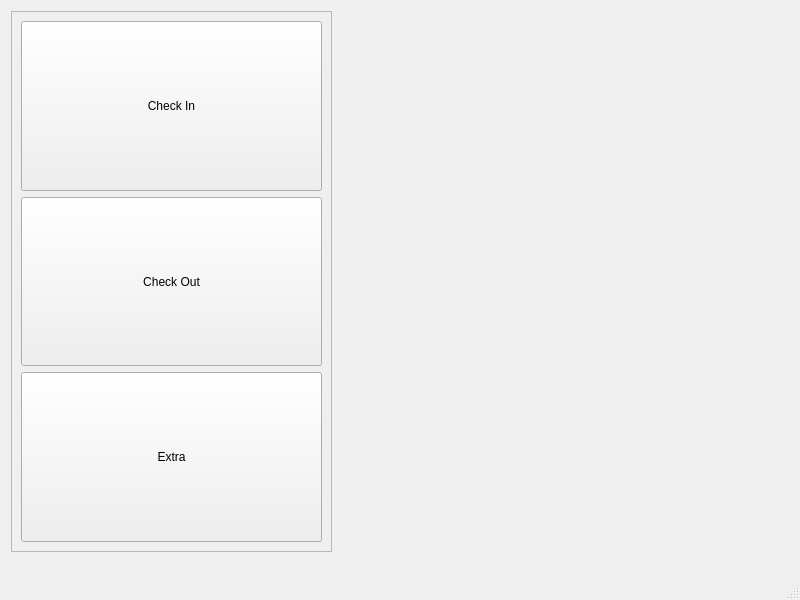
Before: the Qt Designer form mainwindow.ui in mesuutozkan/hotelManagementQt, drawn with Qt 5.
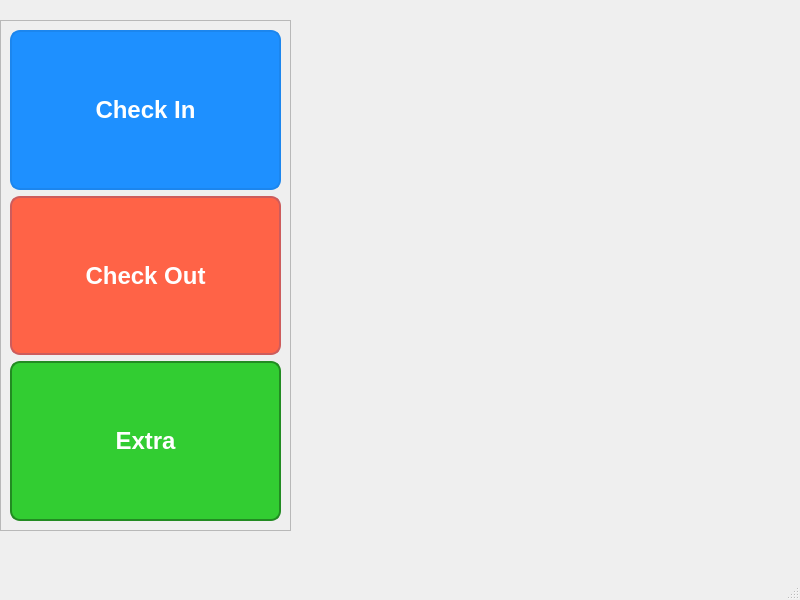
After: the same form once the commit is applied. Icons and pictures are not drawn.

```diff
--- a/mainwindow.ui
+++ b/mainwindow.ui
@@ -23,10 +23,10 @@
    <widget class="QFrame" name="frame">
     <property name="geometry">
      <rect>
-      <x>11</x>
-      <y>11</y>
-      <width>321</width>
-      <height>541</height>
+      <x>0</x>
+      <y>20</y>
+      <width>291</width>
+      <height>511</height>
      </rect>
     </property>
     <property name="sizePolicy">
@@ -50,6 +50,26 @@
          <verstretch>0</verstretch>
         </sizepolicy>
        </property>
+       <property name="styleSheet">
+        <string notr="true">QPushButton {
+    background-color: #1E90FF;  /* Dodger Blue */
+    border: 2px solid #1C86EE;  /* Steel Blue */
+    border-radius: 10px;
+    padding: 10px;
+    color: white;
+    font-size: 24px;
+    font-weight: bold;
+    box-shadow: 2px 2px 5px rgba(0, 0, 0, 0.5);
+}
+QPushButton:hover {
+    background-color: #63B8FF;  /* Light Sky Blue */
+}
+QPushButton:pressed {
+    background-color: #1C86EE;  /* Steel Blue */
+    padding-left: 12px;
+    padding-top: 12px;
+}</string>
+       </property>
        <property name="text">
         <string>Check In</string>
        </property>
@@ -63,6 +83,26 @@
          <verstretch>0</verstretch>
         </sizepolicy>
        </property>
+       <property name="styleSheet">
+        <string notr="true">QPushButton {
+    background-color: #FF6347;  /* Tomato */
+    border: 2px solid #CD5C5C;  /* Indian Red */
+    border-radius: 10px;
+    padding: 10px;
+    color: white;
+    font-size: 24px;
+    font-weight: bold;
+    box-shadow: 2px 2px 5px rgba(0, 0, 0, 0.5);
+}
+QPushButton:hover {
+    background-color: #FF7F50;  /* Coral */
+}
+QPushButton:pressed {
+    background-color: #CD5C5C;  /* Indian Red */
+    padding-left: 12px;
+    padding-top: 12px;
+}</string>
+       </property>
        <property name="text">
         <string>Check Out</string>
        </property>
@@ -76,6 +116,27 @@
          <verstretch>0</verstretch>
         </sizepolicy>
        </property>
+       <property name="styleSheet">
+        <string notr="true">QPushButton {
+    background-color: #32CD32;  /* Lime Green */
+    border: 2px solid #228B22;  /* Forest Green */
+    border-radius: 10px;
+    padding: 10px;
+    color: white;
+    font-size: 24px;
+    font-weight: bold;
+    box-shadow: 2px 2px 5px rgba(0, 0, 0, 0.5);
+}
+QPushButton:hover {
+    background-color: #66CDAA;  /* Medium Aquamarine */
+}
+QPushButton:pressed {
+    background-color: #228B22;  /* Forest Green */
+    padding-left: 12px;
+    padding-top: 12px;
+}
+</string>
+       </property>
        <property name="text">
         <string>Extra</string>
        </property>
@@ -86,10 +147,10 @@
    <widget class="QLabel" name="label">
     <property name="geometry">
      <rect>
-      <x>442</x>
-      <y>119</y>
-      <width>311</width>
-      <height>361</height>
+      <x>290</x>
+      <y>20</y>
+      <width>501</width>
+      <height>511</height>
      </rect>
     </property>
     <property name="sizePolicy">
```
Left out of the diff: 6 changed lines with no effect on the pictures.
